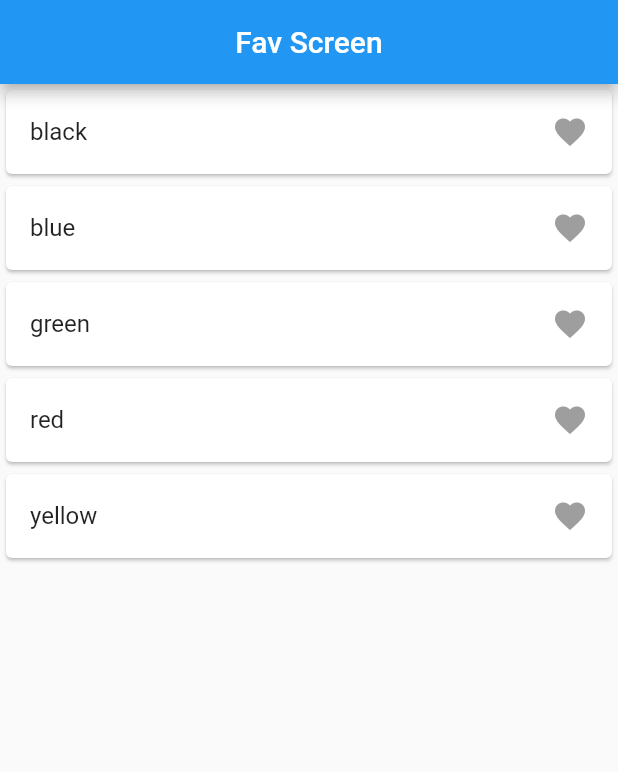
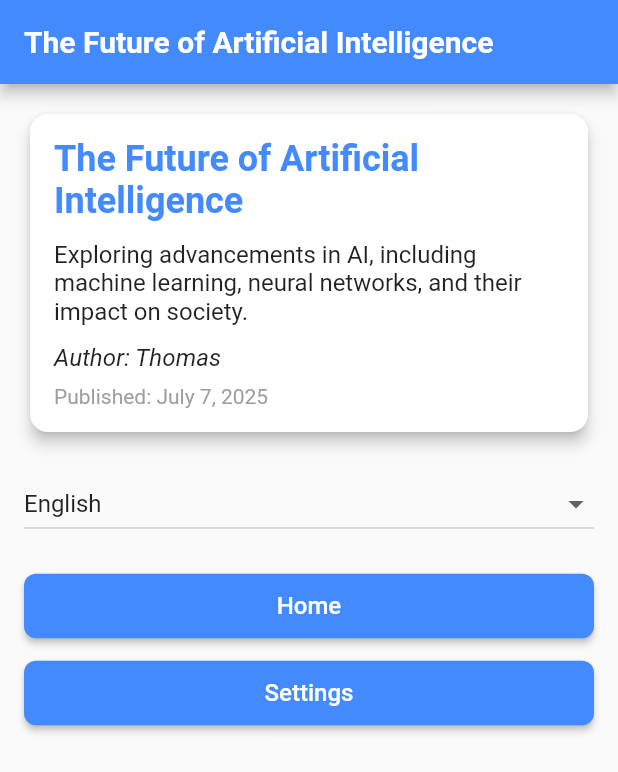
Before and after one commit to MirzaAbdurRehman/GetxStateManagement, a Flutter app: the screen it shows after launch, on a phone screen of 412 x 824 dp. Shown: the top 772 px of the screen. Run offline on Flutter 3.47's test engine with Material 2 defaults, Android fonts, the phone set to English and light mode, and no system bars; our stand-ins replace get.

Commit message:
updated code

```diff
--- /dev/null
+++ b/lib/Get_Contollers/language_controller.dart
@@ -0,0 +1,12 @@
+import 'dart:ui';
+
+import 'package:get/get.dart';
+
+class LanguageController extends GetxController {
+  var userName = 'Ali'.obs; // Example dynamic data
+
+  void changeLanguage(String languageCode, String countryCode) {
+    var locale = Locale(languageCode, countryCode);
+    Get.updateLocale(locale);
+  }
+}
--- /dev/null
+++ b/lib/locales/ar_sa.dart
@@ -0,0 +1,8 @@
+const Map<String, String> arSA = {
+  'ai_title': 'مستقبل الذكاء الاصطناعي',
+  'ai_description': 'استكشاف التطورات في الذكاء الاصطناعي، بما في ذلك التعلم الآلي، الشبكات العصبية، وتأثيرها على المجتمع.',
+  'ai_author': 'المؤلف: توماس',
+  'ai_publish_date': 'نُشر: 7 يوليو 2025',
+  'home': 'الرئيسية',
+  'settings': 'الإعدادات',
+};
--- /dev/null
+++ b/lib/locales/en_us.dart
@@ -0,0 +1,8 @@
+const Map<String, String> enUS = {
+  'ai_title': 'The Future of Artificial Intelligence',
+  'ai_description': 'Exploring advancements in AI, including machine learning, neural networks, and their impact on society.',
+  'ai_author': 'Author: Thomas',
+  'ai_publish_date': 'Published: July 7, 2025',
+  'home': 'Home',
+  'settings': 'Settings',
+};
--- /dev/null
+++ b/lib/locales/home2.dart
@@ -0,0 +1,157 @@
+import 'package:flutter/material.dart';
+import 'package:get/get.dart';
+import 'package:getx_controller_practice/Get_Contollers/language_controller.dart';
+
+class HomePage extends StatelessWidget {
+  const HomePage({super.key});
+
+  @override
+  Widget build(BuildContext context) {
+    final LanguageController languageController = Get.put(LanguageController());
+
+    return Scaffold(
+      appBar: AppBar(
+        title: Text(
+          'ai_title'.tr,
+          style: const TextStyle(fontWeight: FontWeight.bold),
+        ),
+        backgroundColor: Colors.blueAccent,
+      ),
+      body: SingleChildScrollView(
+        padding: const EdgeInsets.all(16.0),
+        child: Column(
+          crossAxisAlignment: CrossAxisAlignment.stretch,
+          children: [
+            // Card for AI Information
+            Card(
+              elevation: 4,
+              shape: RoundedRectangleBorder(
+                borderRadius: BorderRadius.circular(12),
+              ),
+              child: Padding(
+                padding: const EdgeInsets.all(16.0),
+                child: Column(
+                  crossAxisAlignment: CrossAxisAlignment.start,
+                  children: [
+                    Text(
+                      'ai_title'.tr,
+                      style: const TextStyle(
+                        fontSize: 24,
+                        fontWeight: FontWeight.bold,
+                        color: Colors.blueAccent,
+                      ),
+                      textDirection: Get.locale?.languageCode == 'ur' ||
+                          Get.locale?.languageCode == 'ar'
+                          ? TextDirection.rtl
+                          : TextDirection.ltr,
+                    ),
+                    const SizedBox(height: 12),
+                    Text(
+                      'ai_description'.tr,
+                      style: const TextStyle(fontSize: 16),
+                      textDirection: Get.locale?.languageCode == 'ur' ||
+                          Get.locale?.languageCode == 'ar'
+                          ? TextDirection.rtl
+                          : TextDirection.ltr,
+                    ),
+                    const SizedBox(height: 12),
+                    Text(
+                      'ai_author'.tr,
+                      style: const TextStyle(
+                        fontSize: 16,
+                        fontStyle: FontStyle.italic,
+                      ),
+                      textDirection: Get.locale?.languageCode == 'ur' ||
+                          Get.locale?.languageCode == 'ar'
+                          ? TextDirection.rtl
+                          : TextDirection.ltr,
+                    ),
+                    const SizedBox(height: 8),
+                    Text(
+                      'ai_publish_date'.tr,
+                      style: const TextStyle(fontSize: 14, color: Colors.grey),
+                      textDirection: Get.locale?.languageCode == 'ur' ||
+                          Get.locale?.languageCode == 'ar'
+                          ? TextDirection.rtl
+                          : TextDirection.ltr,
+                    ),
+                  ],
+                ),
+              ),
+            ),
+            const SizedBox(height: 20),
+            // Language switcher dropdown
+            DropdownButton<String>(
+              value: Get.locale?.languageCode ?? 'en',
+              isExpanded: true,
+              items: [
+                DropdownMenuItem(
+                  value: 'en',
+                  child: Text('English'.tr),
+                ),
+                DropdownMenuItem(
+                  value: 'ur',
+                  child: Text('Urdu'.tr),
+                ),
+                DropdownMenuItem(
+                  value: 'tr',
+                  child: Text('Turkish'.tr),
+                ),
+                DropdownMenuItem(
+                  value: 'ar',
+                  child: Text('Arabic'.tr),
+                ),
+              ],
+              onChanged: (value) {
+                if (value == 'en') {
+                  languageController.changeLanguage('en', 'US');
+                } else if (value == 'ur') {
+                  languageController.changeLanguage('ur', 'PK');
+                } else if (value == 'tr') {
+                  languageController.changeLanguage('tr', 'TR');
+                } else if (value == 'ar') {
+                  languageController.changeLanguage('ar', 'SA');
+                }
+              },
+            ),
+            const SizedBox(height: 20),
+            // Navigation buttons with translated text
+            ElevatedButton(
+              onPressed: () {
+                Get.snackbar('home'.tr, 'You are on the home page!'.tr);
+              },
+              style: ElevatedButton.styleFrom(
+                backgroundColor: Colors.blueAccent,
+                padding: const EdgeInsets.symmetric(vertical: 12),
+                shape: RoundedRectangleBorder(
+                  borderRadius: BorderRadius.circular(8),
+                ),
+              ),
+              child: Text(
+                'home'.tr,
+                style: const TextStyle(fontSize: 16),
+              ),
+            ),
+            const SizedBox(height: 10),
+            ElevatedButton(
+              onPressed: () {
+                Get.snackbar('settings'.tr, 'Settings page not implemented!'.tr);
+              },
+              style: ElevatedButton.styleFrom(
+                backgroundColor: Colors.blueAccent,
+                padding: const EdgeInsets.symmetric(vertical: 12),
+                shape: RoundedRectangleBorder(
+                  borderRadius: BorderRadius.circular(8),
+                ),
+              ),
+              child: Text(
+                'settings'.tr,
+                style: const TextStyle(fontSize: 16),
+              ),
+            ),
+          ],
+        ),
+      ),
+    );
+  }
+}
--- /dev/null
+++ b/lib/locales/tr_tr.dart
@@ -0,0 +1,8 @@
+const Map<String, String> trTR = {
+  'ai_title': 'Yapay Zekanın Geleceği',
+  'ai_description': 'Makine öğrenimi, sinir ağları ve bunların toplum üzerindeki etkileri dahil olmak üzere yapay zekadaki gelişmeleri keşfetme.',
+  'ai_author': 'Yazar: Thomas',
+  'ai_publish_date': 'Yayınlandı: 7 Temmuz 2025',
+  'home': 'Ana Sayfa',
+  'settings': 'Ayarlar',
+};
--- /dev/null
+++ b/lib/locales/translations.dart
@@ -0,0 +1,15 @@
+import 'package:get/get.dart';
+import 'en_us.dart';
+import 'ur_pk.dart';
+import 'tr_tr.dart';
+import 'ar_sa.dart';
+
+class AppTranslations extends Translations {
+  @override
+  Map<String, Map<String, String>> get keys => {
+    'en_US': enUS,
+    'ur_PK': urPK,
+    'tr_TR': trTR,
+    'ar_SA': arSA,
+  };
+}
--- /dev/null
+++ b/lib/locales/ur_pk.dart
@@ -0,0 +1,8 @@
+const Map<String, String> urPK = {
+  'ai_title': 'مصنوعی ذہانت کا مستقبل',
+  'ai_description': 'مصنوعی ذہانت میں ترقی کا جائزہ، بشمول مشین لرننگ، نیورل نیٹ ورکس، اور معاشرے پر ان کے اثرات۔',
+  'ai_author': 'مصنف: تھامس',
+  'ai_publish_date': 'شائع شدہ: 7 جولائی 2025',
+  'home': 'ہوم',
+  'settings': 'ترتیبات',
+};
--- a/lib/main.dart
+++ b/lib/main.dart
@@ -1,6 +1,7 @@
 import 'package:flutter/material.dart';
 import 'package:get/get.dart';
-import 'package:getx_controller_practice/Screen/fav_screen.dart';
+import 'package:getx_controller_practice/locales/home2.dart';
+import 'package:getx_controller_practice/locales/translations.dart';
 
 void main() {
   runApp(const MyApp());
@@ -15,10 +16,13 @@ class MyApp extends StatelessWidget {
     return GetMaterialApp(
       debugShowCheckedModeBanner: false,
       title: 'Flutter Demo',
+      translations: AppTranslations(), // Add translations
+      locale: const Locale('en', 'US'), // Default locale
+      fallbackLocale: const Locale('en', 'US'), // Fallback locale
       theme: ThemeData(
         primarySwatch: Colors.blue,
       ),
-      home: FavScreen(),
+      home: HomePage(),
     );
   }
 }
```
